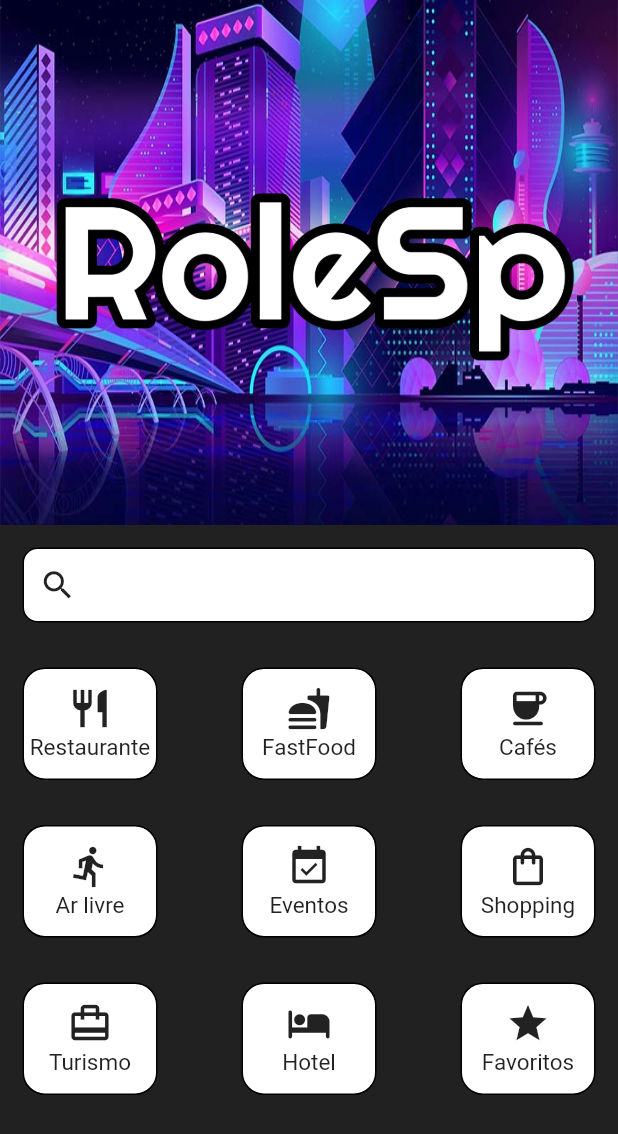
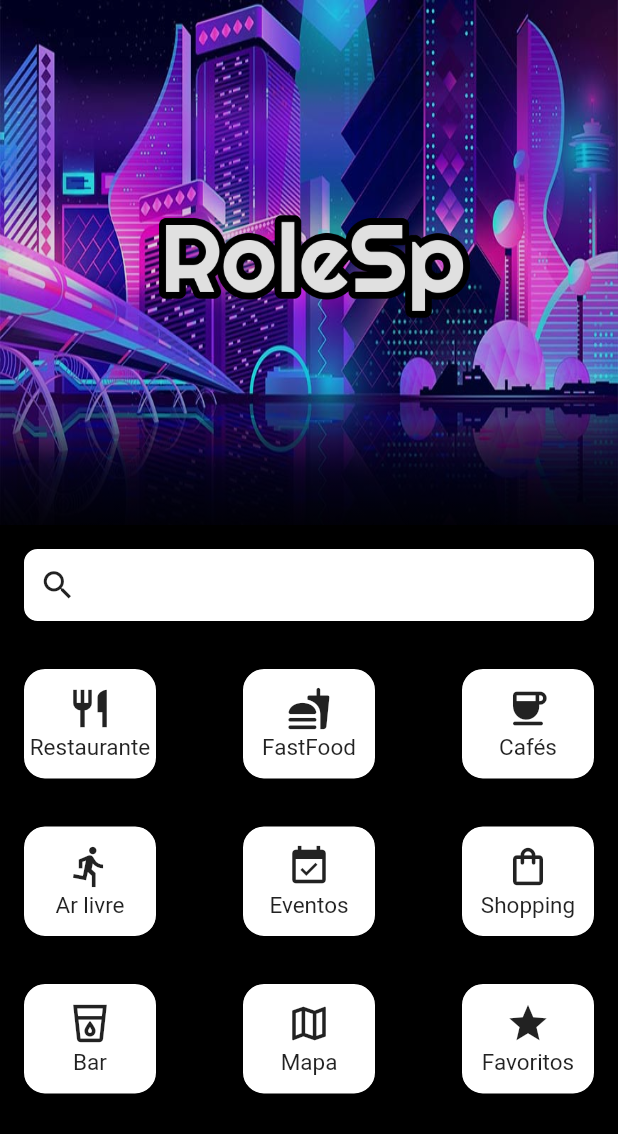
Before and after one commit to AndreNagem1/RoleApp, a Flutter app: the screen it shows after launch, on a phone screen of 412 x 824 dp. Shown: the top 1134 px of the screen. Run offline on Flutter 3.47's test engine with Material 2 defaults, Android fonts, the phone set to English and light mode, and no system bars; our stand-ins replace cloud_firestore, firebase_core, geolocator, get, google_fonts, google_maps_flutter; missing offline and left inert: geoflutterfire; accounts and stored records are empty.

Commit message:
adjusted logo size and fade on image

```diff
--- a/lib/home_page.dart
+++ b/lib/home_page.dart
@@ -16,13 +16,12 @@ class _HomePageState extends State<HomePage> {
   Widget build(BuildContext context) {
     return Scaffold(
       body: Container(
-        color: Colors.black87,
+        color: Colors.black,
         child: Column(
           children: [
-            Container(
+            SizedBox(
               width: double.infinity,
               height: 350,
-              color: Colors.red,
               child: Stack(
                 children: [
                   Image.asset(
@@ -30,9 +29,42 @@ class _HomePageState extends State<HomePage> {
                     fit: BoxFit.fill,
                     height: 350,
                   ),
-                  Image.asset(
-                    'assets/images/big_logo.png',
-                    height: 350,
+                  Column(
+                    children: [
+                      const SizedBox(height: 120),
+                      Row(
+                        mainAxisAlignment: MainAxisAlignment.center,
+                        children: [
+                          Image.asset(
+                            'assets/images/big_logo.png',
+                            height: 100,
+                          ),
+                        ],
+                      ),
+                    ],
+                  ),
+                  Column(
+                    children: [
+                      Container(
+                        height: 250,
+                        width: double.infinity,
+                        color: Colors.black12,
+                      ),
+                      Container(
+                        width: double.infinity,
+                        height: 100,
+                        decoration: const BoxDecoration(
+                          gradient: LinearGradient(
+                            begin: Alignment.topCenter,
+                            end: Alignment.bottomCenter,
+                            colors: [
+                              Colors.black12,
+                              Colors.black87,
+                            ],
+                          ),
+                        ),
+                      ),
+                    ],
                   ),
                 ],
               ),
@@ -188,8 +220,8 @@ class _HomePageState extends State<HomePage> {
                           ),
                         ),
                         child: const HomeIcon(
-                          icon: Icons.wallet_travel_outlined,
-                          title: 'Turismo',
+                          icon: Icons.local_drink_outlined,
+                          title: 'Bar',
                         ),
                       ),
                       const SizedBox(width: 5),
@@ -204,8 +236,8 @@ class _HomePageState extends State<HomePage> {
                           ),
                         ),
                         child: const HomeIcon(
-                          icon: Icons.hotel_rounded,
-                          title: 'Hotel',
+                          icon: Icons.map_outlined,
+                          title: 'Mapa',
                         ),
                       ),
                       const SizedBox(width: 5),
```
Also changed, not shown: assets/images/big_logo.png.
